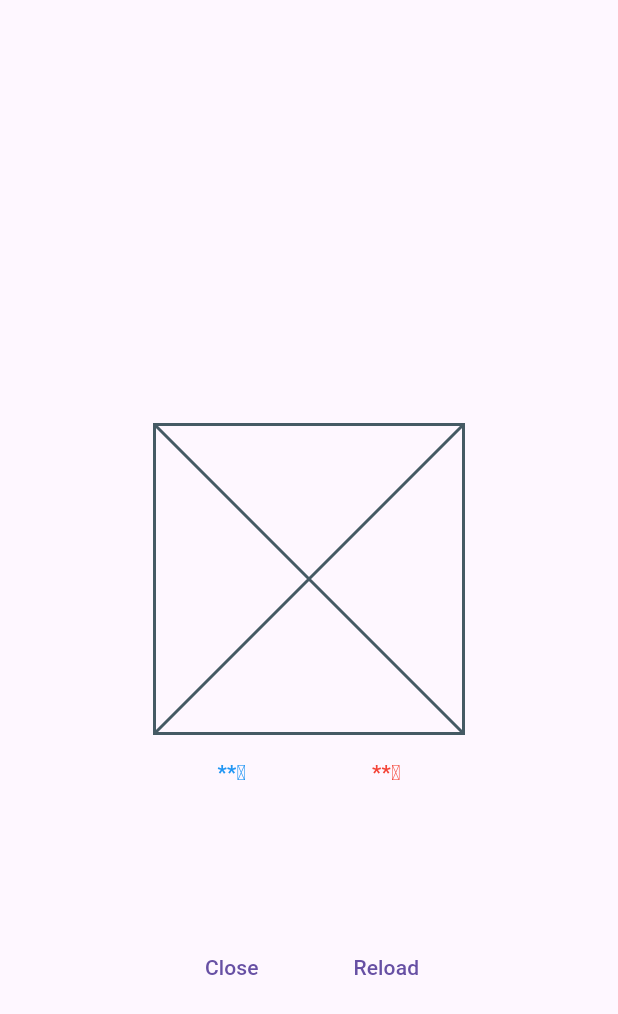
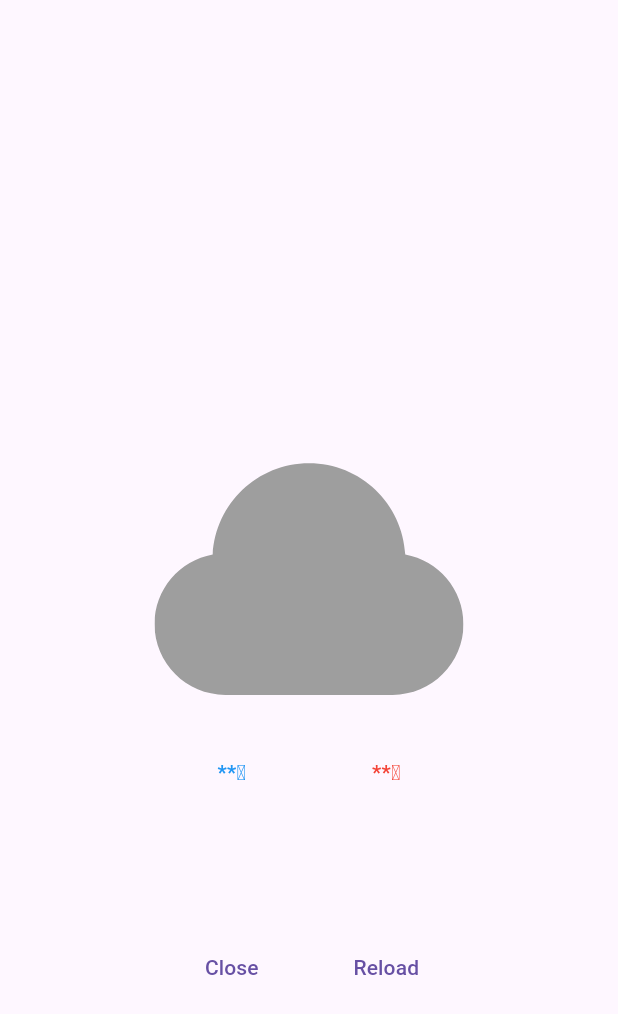
Before and after one commit to yumemi-ymorii/flutter-training, a Flutter app: the screen it shows after launch, on a phone screen of 412 x 824 dp. Shown: the top 1014 px of the screen. Run offline on Flutter 3.47's test engine with Material 3 defaults, Android fonts, the phone set to English and light mode, and no system bars; our stand-ins replace flutter_svg.

Commit message:
天気画像を仮配置

```diff
--- a/lib/main.dart
+++ b/lib/main.dart
@@ -1,4 +1,5 @@
 import 'package:flutter/material.dart';
+import 'package:flutter_svg/flutter_svg.dart';
 
 void main() {
   runApp(const MainApp());
@@ -36,8 +37,27 @@ class MainApp extends StatelessWidget {
   }
 }
 
+class WeatherIcon extends StatefulWidget {
+  final String weather;
+  WeatherIcon({required this.weather});
+
+  @override
+  _WeatherIcon createState() => _WeatherIcon();
+}
+
+class _WeatherIcon extends State<WeatherIcon> {
+  @override
+  Widget build(BuildContext context) {
+    final screenSize = MediaQuery.sizeOf(context);
+    final logoWidth = screenSize.width * 0.5;
+    return SvgPicture.asset('assets/${widget.weather}.svg',
+        width: logoWidth, height: logoWidth);
+  }
+}
+
 class _WeatherTemperature extends StatelessWidget {
   const _WeatherTemperature();
+
   @override
   Widget build(BuildContext context) {
     const defaultTemperature = '**℃';
@@ -69,7 +89,9 @@ class _WeatherTemperature extends StatelessWidget {
 
     return Column(
       children: [
-        placeholder,
+        WeatherIcon(
+          weather: 'cloudy',
+        ),
         Padding(
           padding: const EdgeInsets.symmetric(vertical: 16),
           child: temperatureTextGroup,
--- a/pubspec.yaml
+++ b/pubspec.yaml
@@ -9,6 +9,7 @@ environment:
 dependencies:
   flutter:
     sdk: flutter
+  flutter_svg: ^2.0.10+1
 
 dev_dependencies:
   flutter_test:
@@ -17,3 +18,6 @@ dev_dependencies:
 
 flutter:
   uses-material-design: true
+
+  assets:
+    - assets/
```
Also changed, not shown: pubspec.lock.
